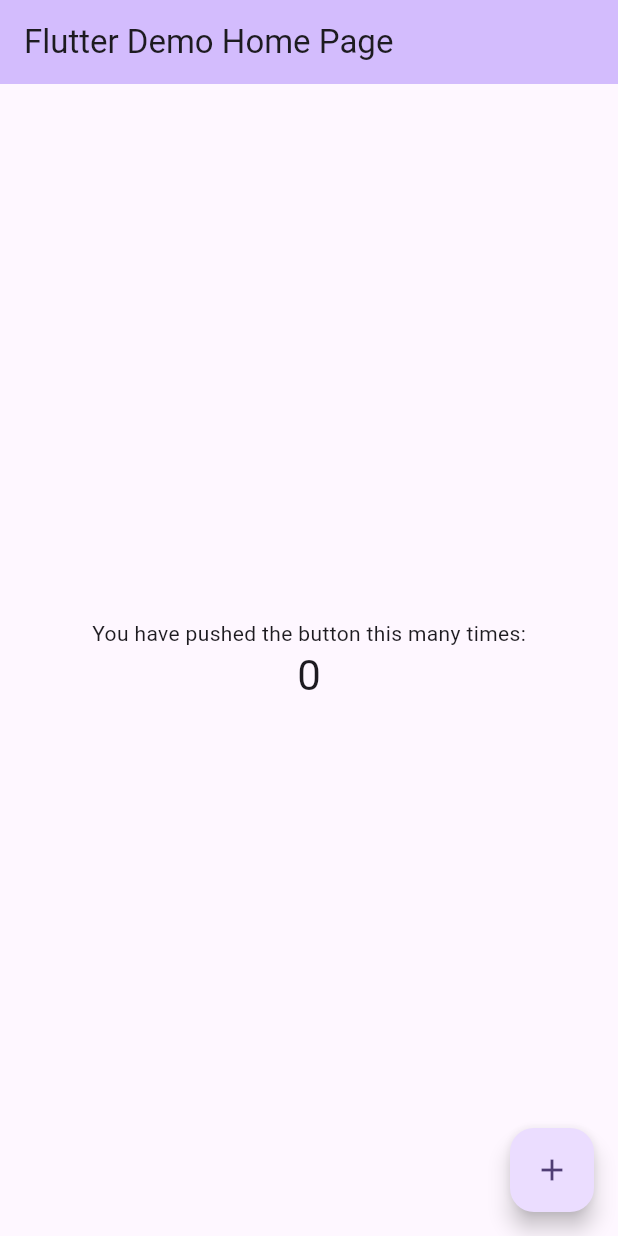
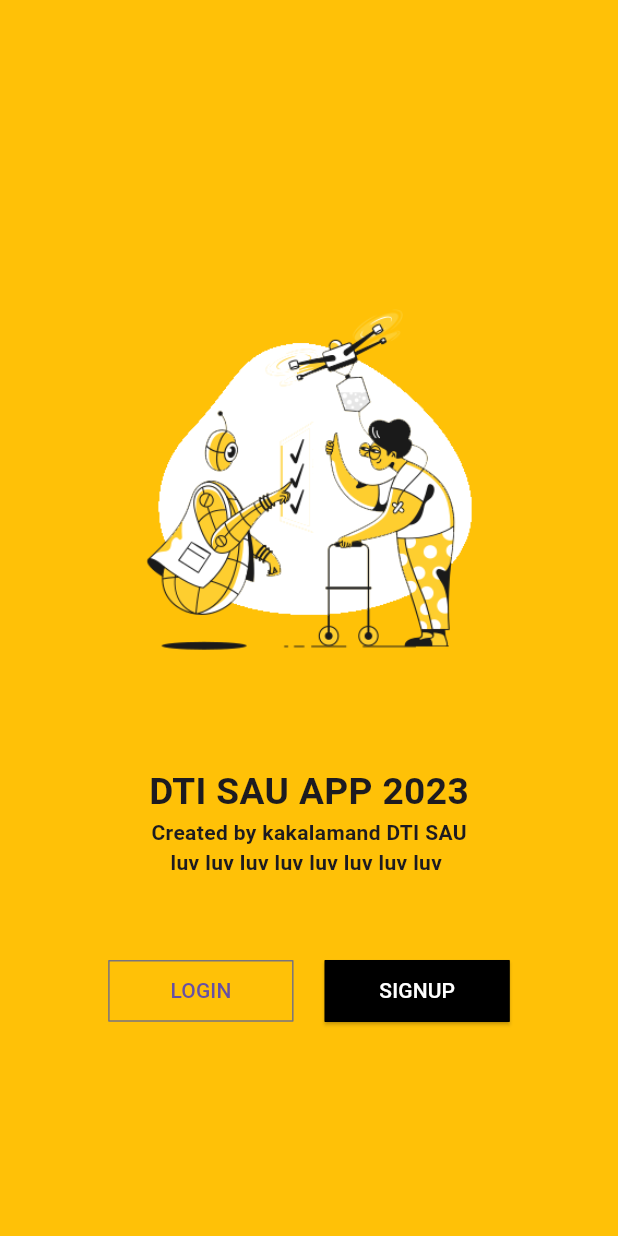
Before and after one commit to ChaiyasitKAKA/dti_sau_project, a Flutter app: the screen it shows after launch, on a phone screen of 412 x 824 dp. Run offline on Flutter 3.47's test engine with Material 3 defaults, Android fonts, the phone set to English and light mode, and no system bars.

Commit message:
v2 whatuneed

```diff
--- a/lib/main.dart
+++ b/lib/main.dart
@@ -1,125 +1,26 @@
+import 'package:dti_sau_project/views/welcome_ui.dart';
 import 'package:flutter/material.dart';
 
-void main() {
-  runApp(const MyApp());
+void main(){
+  runApp(
+    DtiSau(),
+  );
 }
 
-class MyApp extends StatelessWidget {
-  const MyApp({super.key});
+class DtiSau extends StatefulWidget {
+  const DtiSau({super.key});
 
-  // This widget is the root of your application.
+  @override
+  State<DtiSau> createState() => _DtiSauState();
+}
+
+class _DtiSauState extends State<DtiSau> {
   @override
   Widget build(BuildContext context) {
     return MaterialApp(
-      title: 'Flutter Demo',
-      theme: ThemeData(
-        // This is the theme of your application.
-        //
-        // TRY THIS: Try running your application with "flutter run". You'll see
-        // the application has a purple toolbar. Then, without quitting the app,
-        // try changing the seedColor in the colorScheme below to Colors.green
-        // and then invoke "hot reload" (save your changes or press the "hot
-        // reload" button in a Flutter-supported IDE, or press "r" if you used
-        // the command line to start the app).
-        //
-        // Notice that the counter didn't reset back to zero; the application
-        // state is not lost during the reload. To reset the state, use hot
-        // restart instead.
-        //
-        // This works for code too, not just values: Most code changes can be
-        // tested with just a hot reload.
-        colorScheme: ColorScheme.fromSeed(seedColor: Colors.deepPurple),
-        useMaterial3: true,
-      ),
-      home: const MyHomePage(title: 'Flutter Demo Home Page'),
+      debugShowCheckedModeBanner: false,
+      home: WelcomeUi(),
     );
+
   }
 }
-
-class MyHomePage extends StatefulWidget {
-  const MyHomePage({super.key, required this.title});
-
-  // This widget is the home page of your application. It is stateful, meaning
-  // that it has a State object (defined below) that contains fields that affect
-  // how it looks.
-
-  // This class is the configuration for the state. It holds the values (in this
-  // case the title) provided by the parent (in this case the App widget) and
-  // used by the build method of the State. Fields in a Widget subclass are
-  // always marked "final".
-
-  final String title;
-
-  @override
-  State<MyHomePage> createState() => _MyHomePageState();
-}
-
-class _MyHomePageState extends State<MyHomePage> {
-  int _counter = 0;
-
-  void _incrementCounter() {
-    setState(() {
-      // This call to setState tells the Flutter framework that something has
-      // changed in this State, which causes it to rerun the build method below
-      // so that the display can reflect the updated values. If we changed
-      // _counter without calling setState(), then the build method would not be
-      // called again, and so nothing would appear to happen.
-      _counter++;
-    });
-  }
-
-  @override
-  Widget build(BuildContext context) {
-    // This method is rerun every time setState is called, for instance as done
-    // by the _incrementCounter method above.
-    //
-    // The Flutter framework has been optimized to make rerunning build methods
-    // fast, so that you can just rebuild anything that needs updating rather
-    // than having to individually change instances of widgets.
-    return Scaffold(
-      appBar: AppBar(
-        // TRY THIS: Try changing the color here to a specific color (to
-        // Colors.amber, perhaps?) and trigger a hot reload to see the AppBar
-        // change color while the other colors stay the same.
-        backgroundColor: Theme.of(context).colorScheme.inversePrimary,
-        // Here we take the value from the MyHomePage object that was created by
-        // the App.build method, and use it to set our appbar title.
-        title: Text(widget.title),
-      ),
-      body: Center(
-        // Center is a layout widget. It takes a single child and positions it
-        // in the middle of the parent.
-        child: Column(
-          // Column is also a layout widget. It takes a list of children and
-          // arranges them vertically. By default, it sizes itself to fit its
-          // children horizontally, and tries to be as tall as its parent.
-          //
-          // Column has various properties to control how it sizes itself and
-          // how it positions its children. Here we use mainAxisAlignment to
-          // center the children vertically; the main axis here is the vertical
-          // axis because Columns are vertical (the cross axis would be
-          // horizontal).
-          //
-          // TRY THIS: Invoke "debug painting" (choose the "Toggle Debug Paint"
-          // action in the IDE, or press "p" in the console), to see the
-          // wireframe for each widget.
-          mainAxisAlignment: MainAxisAlignment.center,
-          children: <Widget>[
-            const Text(
-              'You have pushed the button this many times:',
-            ),
-            Text(
-              '$_counter',
-              style: Theme.of(context).textTheme.headlineMedium,
-            ),
-          ],
-        ),
-      ),
-      floatingActionButton: FloatingActionButton(
-        onPressed: _incrementCounter,
-        tooltip: 'Increment',
-        child: const Icon(Icons.add),
-      ), // This trailing comma makes auto-formatting nicer for build methods.
-    );
-  }
-}
--- /dev/null
+++ b/lib/views/login_ui.dart
@@ -0,0 +1,15 @@
+import 'package:flutter/material.dart';
+
+class LoginUi extends StatefulWidget {
+  const LoginUi({super.key});
+
+  @override
+  State<LoginUi> createState() => _LoginUiState();
+}
+
+class _LoginUiState extends State<LoginUi> {
+  @override
+  Widget build(BuildContext context) {
+    return Scaffold();
+  }
+}
--- /dev/null
+++ b/lib/views/signup_ui.dart
@@ -0,0 +1,15 @@
+import 'package:flutter/material.dart';
+
+class SignupUi extends StatefulWidget {
+  const SignupUi({super.key});
+
+  @override
+  State<SignupUi> createState() => _SignupUiState();
+}
+
+class _SignupUiState extends State<SignupUi> {
+  @override
+  Widget build(BuildContext context) {
+    return Scaffold();
+  }
+}
--- /dev/null
+++ b/lib/views/welcome_ui.dart
@@ -0,0 +1,96 @@
+import 'package:flutter/material.dart';
+
+class WelcomeUi extends StatefulWidget {
+  const WelcomeUi({super.key});
+
+  @override
+  State<WelcomeUi> createState() => _WelcomeUiState();
+}
+
+class _WelcomeUiState extends State<WelcomeUi> {
+  @override
+  Widget build(BuildContext context) {
+    return Scaffold(
+      backgroundColor: Colors.amber,
+      body: Center(
+        child: Column(
+          mainAxisAlignment: MainAxisAlignment.center,
+          children: [
+            SizedBox(
+              height: MediaQuery.of(context).size.width * 0.125,
+            ),
+            Image.asset(
+              'assets/images/logo.png',
+              width: MediaQuery.of(context).size.width * 0.65,
+            ),
+            SizedBox(
+              height: MediaQuery.of(context).size.width * 0.125,
+            ),
+            Text(
+              'DTI SAU APP 2023',
+              style: TextStyle(
+                fontSize: MediaQuery.of(context).size.width * 0.06,
+                fontWeight: FontWeight.bold,
+              ),
+            ),
+            Text(
+              'Created by kakalamand DTI SAU',
+              style: TextStyle(
+                fontWeight: FontWeight.bold,
+              ),
+            ),
+            Text(
+              'luv luv luv luv luv luv luv luv ',
+              style: TextStyle(
+                fontWeight: FontWeight.bold,
+              ),
+            ),
+            SizedBox(
+              height: MediaQuery.of(context).size.width * 0.125,
+            ),
+            Row(
+              mainAxisAlignment: MainAxisAlignment.center,
+              children: [
+                OutlinedButton(
+                  onPressed: () {},
+                  child: Text('LOGIN'),
+                  style: OutlinedButton.styleFrom(
+                    fixedSize: Size(
+                      MediaQuery.of(context).size.width * 0.3,
+                      MediaQuery.of(context).size.height * 0.05,
+                    ),
+                    shape: RoundedRectangleBorder(
+                      borderRadius: BorderRadius.circular(0.5),
+                    ),
+                  ),
+                ),
+                SizedBox(
+                  width: MediaQuery.of(context).size.width * 0.05,
+                ),
+                ElevatedButton(
+                  onPressed: () {},
+                  child: Text(
+                    'SIGNUP',
+                    style: TextStyle(
+                      color: Colors.white,
+                    ),
+                  ),
+                  style: ElevatedButton.styleFrom(
+                    backgroundColor: Colors.black,
+                     fixedSize: Size(
+                      MediaQuery.of(context).size.width * 0.3,
+                      MediaQuery.of(context).size.height * 0.05,
+                    ),
+                    shape: RoundedRectangleBorder(
+                      borderRadius: BorderRadius.circular(0.5),
+                    ),
+                  ),
+                ),
+              ],
+            ),
+          ],
+        ),
+      ),
+    );
+  }
+}
```
